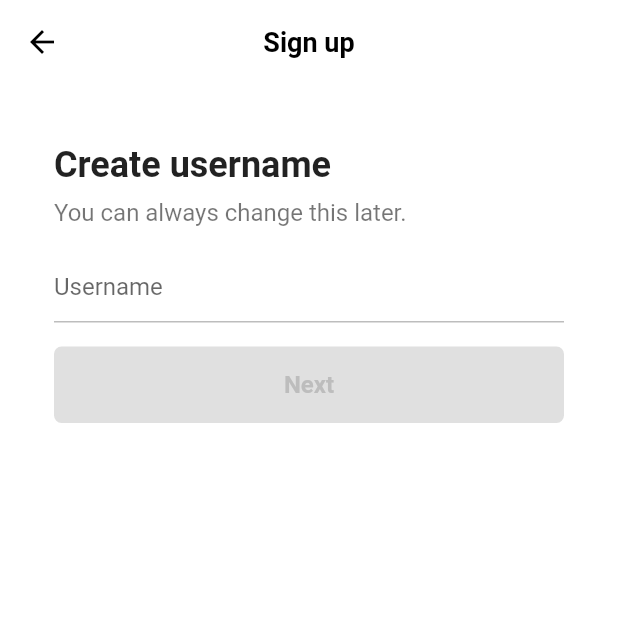
After one commit to Akogen/tiktok_clone, a Flutter app: the screen it shows after launch, after a tap on "Use phone or email", on a phone screen of 412 x 824 dp, the top half of it. The commit adds this screen. Run offline on Flutter 3.47's test engine with Material 2 defaults, Android fonts, the phone set to English and light mode, and no system bars; our stand-ins replace font_awesome_flutter.

Commit message:
4.3 4.4 4.5

```diff
--- a/lib/features/authentication/sign_up_screen.dart
+++ b/lib/features/authentication/sign_up_screen.dart
@@ -3,6 +3,7 @@ import 'package:font_awesome_flutter/font_awesome_flutter.dart';
 import 'package:tiktok_clone/constants/gaps.dart';
 import 'package:tiktok_clone/constants/sizes.dart';
 import 'package:tiktok_clone/features/authentication/login_screen.dart';
+import 'package:tiktok_clone/features/authentication/username_screen.dart';
 import 'package:tiktok_clone/features/authentication/widgets/auth_button.dart';
 
 class SignUpScreen extends StatelessWidget {
@@ -16,6 +17,14 @@ class SignUpScreen extends StatelessWidget {
     );
   }
 
+  void _onEmailTap(BuildContext context) {
+    Navigator.of(context).push(
+      MaterialPageRoute(
+        builder: (context) => const UsernameScreen(),
+      ),
+    );
+  }
+
   @override
   Widget build(BuildContext context) {
     return Scaffold(
@@ -25,9 +34,9 @@ class SignUpScreen extends StatelessWidget {
             horizontal: Sizes.size40,
           ),
           child: Column(
-            children: const [
+            children: [
               Gaps.v80,
-              Text(
+              const Text(
                 "Sign up for TikTok",
                 style: TextStyle(
                   fontSize: Sizes.size24,
@@ -35,7 +44,7 @@ class SignUpScreen extends StatelessWidget {
                 ),
               ),
               Gaps.v20,
-              Text(
+              const Text(
                 "Create a profile, follow other accounts, make your own videos, and more.",
                 style: TextStyle(
                   fontSize: Sizes.size16,
@@ -45,30 +54,34 @@ class SignUpScreen extends StatelessWidget {
               ),
               Gaps.v40,
               AuthButton(
-                icon: FaIcon(FontAwesomeIcons.user),
+                icon: const FaIcon(FontAwesomeIcons.user),
                 text: "Use phone or email",
+                onTap: () => _onEmailTap(context),
               ),
               Gaps.v16,
               AuthButton(
-                icon: FaIcon(FontAwesomeIcons.facebook),
+                icon: const FaIcon(FontAwesomeIcons.facebook),
                 text: "Continue with Facebook",
+                onTap: () => _onEmailTap(context),
               ),
               Gaps.v16,
               AuthButton(
-                icon: FaIcon(FontAwesomeIcons.apple),
+                icon: const FaIcon(FontAwesomeIcons.apple),
                 text: "Continue with Apple",
+                onTap: () => _onEmailTap(context),
               ),
               Gaps.v16,
               AuthButton(
-                icon: FaIcon(FontAwesomeIcons.google),
+                icon: const FaIcon(FontAwesomeIcons.google),
                 text: "Continue with Google",
+                onTap: () => _onEmailTap(context),
               ),
             ],
           ),
         ),
       ),
       bottomNavigationBar: BottomAppBar(
-        color: Colors.grey.shade100,
+        color: Colors.grey.shade50,
         child: Padding(
           padding: const EdgeInsets.symmetric(
             vertical: Sizes.size32,
--- /dev/null
+++ b/lib/features/authentication/username_screen.dart
@@ -0,0 +1,101 @@
+import 'package:flutter/material.dart';
+import 'package:tiktok_clone/constants/gaps.dart';
+import 'package:tiktok_clone/constants/sizes.dart';
+import 'package:tiktok_clone/features/authentication/widgets/form_button.dart';
+import 'package:tiktok_clone/features/authentication/email_screen.dart';
+
+class UsernameScreen extends StatefulWidget {
+  const UsernameScreen({super.key});
+
+  @override
+  State<UsernameScreen> createState() => _UsernameScreenState();
+}
+
+class _UsernameScreenState extends State<UsernameScreen> {
+  final TextEditingController _usernameController = TextEditingController();
+  String _username = "";
+
+  @override
+  void initState() {
+    super.initState();
+
+    _usernameController.addListener(() {
+      _username = _usernameController.text;
+
+      setState(() {});
+    });
+  }
+
+  @override
+  void dispose() {
+    _usernameController.dispose();
+    super.dispose();
+  }
+
+  void _onNextTap() {
+    if (_username.isEmpty) return;
+    Navigator.of(context).push(
+      MaterialPageRoute(
+        builder: (context) => const EmailScreen(),
+      ),
+    );
+  }
+
+  @override
+  Widget build(BuildContext context) {
+    return Scaffold(
+      appBar: AppBar(
+        title: const Text(
+          "Sign up",
+        ),
+      ),
+      body: Padding(
+        padding: const EdgeInsets.symmetric(horizontal: Sizes.size36),
+        child: Column(
+          crossAxisAlignment: CrossAxisAlignment.start,
+          children: [
+            Gaps.v40,
+            const Text(
+              "Create username",
+              style: TextStyle(
+                fontSize: Sizes.size24,
+                fontWeight: FontWeight.w700,
+              ),
+            ),
+            Gaps.v8,
+            const Text(
+              "You can always change this later.",
+              style: TextStyle(
+                fontSize: Sizes.size16,
+                color: Colors.black54,
+              ),
+            ),
+            Gaps.v16,
+            TextField(
+              controller: _usernameController,
+              decoration: InputDecoration(
+                hintText: "Username",
+                enabledBorder: UnderlineInputBorder(
+                  borderSide: BorderSide(
+                    color: Colors.grey.shade400,
+                  ),
+                ),
+                focusedBorder: UnderlineInputBorder(
+                  borderSide: BorderSide(
+                    color: Colors.grey.shade400,
+                  ),
+                ),
+              ),
+              cursorColor: Theme.of(context).primaryColor,
+            ),
+            Gaps.v16,
+            GestureDetector(
+              onTap: _onNextTap,
+              child: FormButton(disabled: _username.isEmpty),
+            ),
+          ],
+        ),
+      ),
+    );
+  }
+}
--- a/lib/features/authentication/widgets/auth_button.dart
+++ b/lib/features/authentication/widgets/auth_button.dart
@@ -5,16 +5,20 @@ import 'package:tiktok_clone/constants/sizes.dart';
 class AuthButton extends StatelessWidget {
   final String text;
   final FaIcon icon;
+  final void Function() onTap;
 
   const AuthButton({
     super.key,
     required this.text,
     required this.icon,
+    required this.onTap,
   });
 
   @override
   Widget build(BuildContext context) {
-    return FractionallySizedBox(
+    return GestureDetector(
+      onTap: onTap,
+      child: FractionallySizedBox(
         widthFactor: 1,
         child: Container(
           padding: const EdgeInsets.all(Sizes.size14),
@@ -42,6 +46,7 @@ class AuthButton extends StatelessWidget {
             ],
           ),
         ),
+      ),
     );
   }
 }
--- /dev/null
+++ b/lib/features/authentication/widgets/form_button.dart
@@ -0,0 +1,48 @@
+import 'package:flutter/material.dart';
+import 'package:tiktok_clone/constants/sizes.dart';
+
+class FormButton extends StatelessWidget {
+  const FormButton({
+    super.key,
+    required this.disabled,
+  });
+
+  final bool disabled;
+  final int _durationMilliseconds = 200;
+
+  @override
+  Widget build(BuildContext context) {
+    return FractionallySizedBox(
+      widthFactor: 1,
+      child: AnimatedContainer(
+        duration: Duration(
+          milliseconds: _durationMilliseconds,
+        ),
+        padding: const EdgeInsets.symmetric(
+          vertical: Sizes.size16,
+        ),
+        decoration: BoxDecoration(
+          borderRadius: BorderRadius.circular(
+            5,
+          ),
+          color:
+              disabled ? Colors.grey.shade300 : Theme.of(context).primaryColor,
+        ),
+        child: AnimatedDefaultTextStyle(
+          duration: Duration(
+            milliseconds: _durationMilliseconds,
+          ),
+          style: TextStyle(
+            color: disabled ? Colors.grey.shade400 : Colors.white,
+            fontSize: Sizes.size16,
+            fontWeight: FontWeight.w600,
+          ),
+          child: const Text(
+            'Next',
+            textAlign: TextAlign.center,
+          ),
+        ),
+      ),
+    );
+  }
+}
--- a/lib/main.dart
+++ b/lib/main.dart
@@ -1,4 +1,5 @@
 import 'package:flutter/material.dart';
+import 'package:tiktok_clone/constants/sizes.dart';
 import 'package:tiktok_clone/features/authentication/sign_up_screen.dart';
 
 void main() {
@@ -13,7 +14,19 @@ class TiktokApp extends StatelessWidget {
     return MaterialApp(
       title: 'TikTok Clone - Flutter',
       theme: ThemeData(
+        scaffoldBackgroundColor: Colors.white,
         primaryColor: const Color(0xFFE9435A),
+        appBarTheme: const AppBarTheme(
+          foregroundColor: Colors.black,
+          backgroundColor: Colors.white,
+          elevation: 0,
+          titleTextStyle: TextStyle(
+            color: Colors.black,
+            fontSize: Sizes.size16 + Sizes.size2,
+            fontWeight: FontWeight.w600,
+          ),
+          centerTitle: true,
+        ),
       ),
       home: const SignUpScreen(),
     );
```
Also changed, not shown: lib/features/authentication/email_screen.dart (added, +105 -0 lines), lib/features/authentication/login_screen.dart (+19 -7 lines). Lines whose indentation alone changed are shown as unchanged.
